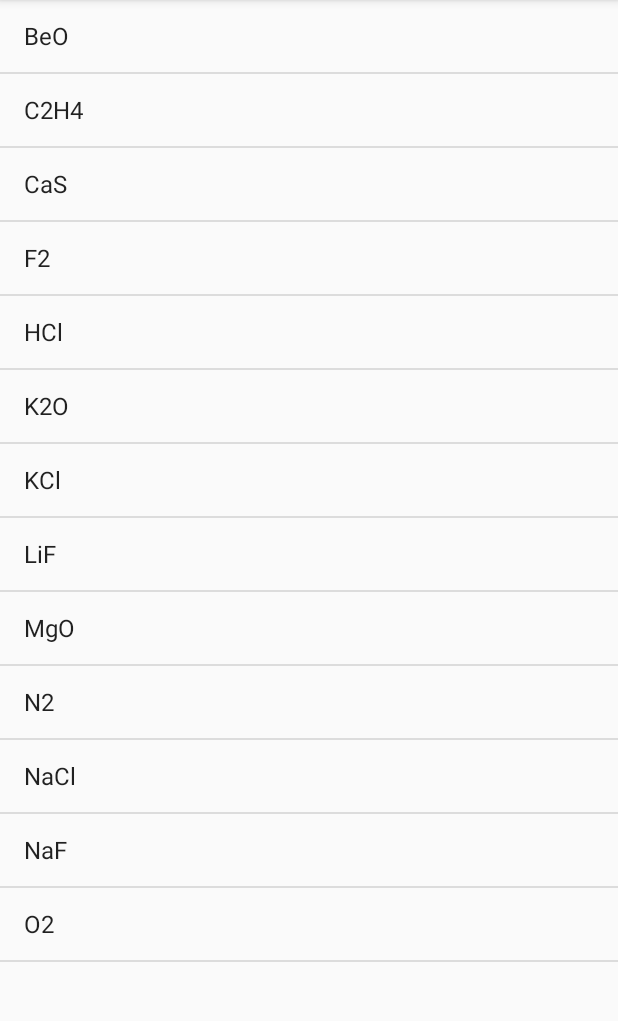
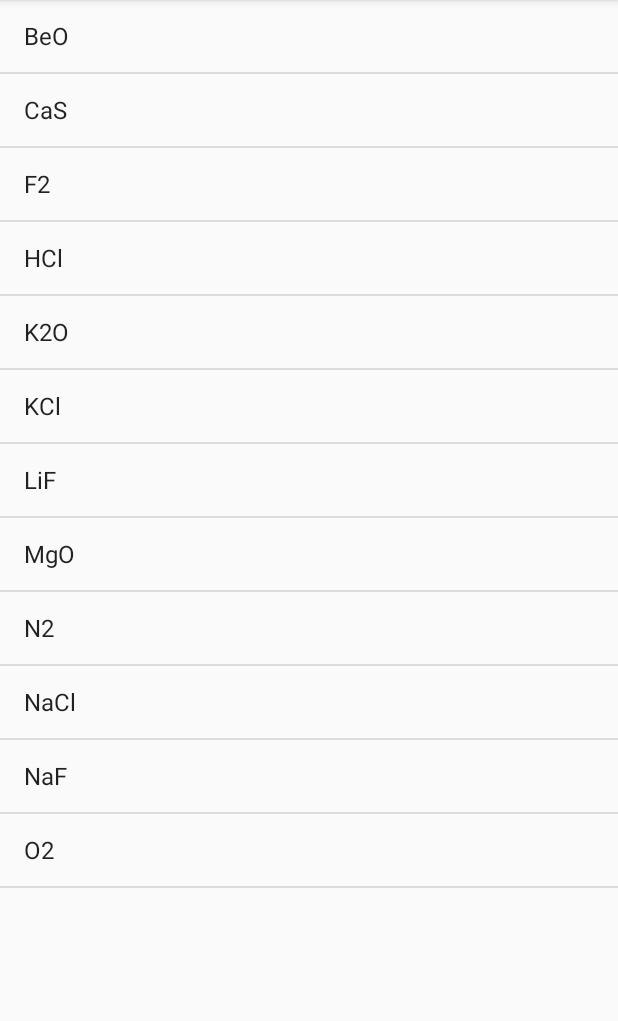
Before and after one commit to AishwaryaK07/ARChem, an Android app: the FirstActivity screen opened directly, with no data from a screen before it, on a phone screen of 412 x 824 dp, the part 84-1105 px from its top. Run offline under Robolectric (Android 15) with nearby library versions, the phone set to English and light mode, and no system bars; libraries missing offline, so code that uses them is left out: com.google.ar.sceneform.

Commit message:
Done: UI, TODO: electron transfer

```diff
--- a/app/build.gradle
+++ b/app/build.gradle
@@ -32,6 +32,7 @@ dependencies {
     //implementation 'com.android.support:appcompat-v7:28.0.0-alpha1'
     implementation 'com.android.support:appcompat-v7:28.0.0'
     implementation 'com.android.support.constraint:constraint-layout:1.1.3'
+    implementation 'com.android.support:support-v4:28.0.0'
     testImplementation 'junit:junit:4.12'
     androidTestImplementation 'com.android.support.test:runner:1.0.2'
     androidTestImplementation 'com.android.support.test.espresso:espresso-core:3.0.2'
--- a/app/src/main/java/archem/entities/Bond.java
+++ b/app/src/main/java/archem/entities/Bond.java
@@ -120,7 +120,7 @@ class IonicBond extends Bond {
 
     @Override
     public String toString() {
-        return "IonicBond{" +
+        return "IonicBondFrag{" +
                 "atoms=" + Arrays.toString(atoms) +
                 ", electron_transfer=" + Arrays.toString(electron_transfer) +
                 '}';
--- a/app/src/main/java/archem/entities/MoleculeCollection.java
+++ b/app/src/main/java/archem/entities/MoleculeCollection.java
@@ -80,7 +80,7 @@ public class MoleculeCollection
                 }
         ));
 
-        addMolecule(new Molecule("C2H4",
+       /* addMolecule(new Molecule("C2H4",
                 new Atom[]{
                         getAtom("H", -67, -7,42,12),
                         getAtom("H", 67, -7,45,12),
@@ -96,7 +96,7 @@ public class MoleculeCollection
                         new ValenceBond(new int[]{3, 5}, 1, 0, 0),
                         new ValenceBond(new int[]{4, 5}, 2, 0, 0)
                 }
-        ));
+        ));  */
 
         addMolecule(new Molecule("KCl",
                 new Atom[]{
@@ -120,7 +120,7 @@ public class MoleculeCollection
 
         addMolecule(new Molecule("BeO",
                 new Atom[]{
-                        getAtom("Be", -85, 0,-40,0),
+                        getAtom("Be", -85, 0,-30,0),
                         getAtom("O", 65, 0,40,0)
                 },
                 new Bond[]{
@@ -141,7 +141,7 @@ public class MoleculeCollection
 
         addMolecule(new Molecule("LiF",
                 new Atom[]{
-                        getAtom("Li", -65, 0,-30,0),
+                        getAtom("Li", -65, 0,-20,0),
                         getAtom("F", 65, 0,40,0)
                 },
                 new Bond[]{
@@ -161,8 +161,8 @@ public class MoleculeCollection
 
         addMolecule(new Molecule("K2O",
                 new Atom[]{
-                        getAtom("K", -85, 0,-30,0),
-                        getAtom("K", 85, 0,30,0),
+                        getAtom("K", -85, 0,-70,0),
+                        getAtom("K", 85, 0,70,0),
                         getAtom("O", 0, 0,1,0)
                 },
                 new Bond[]{
@@ -174,7 +174,7 @@ public class MoleculeCollection
 
         addMolecule(new Molecule("CaS",
                 new Atom[]{
-                        getAtom("Ca", -85, 0,-30,0),
+                        getAtom("Ca", -85, 0,-40,0),
                         getAtom("S", 65, 0,30,0)
                 },
                 new Bond[]{
--- a/app/src/main/res/values/styles.xml
+++ b/app/src/main/res/values/styles.xml
@@ -12,4 +12,13 @@
         <item name="android:windowBackground">@drawable/background_splashscreen</item>
     </style>
 
+    <style name="AppTheme.NoActionBar">
+        <item name="windowActionBar">false</item>
+        <item name="windowNoTitle">true</item>
+    </style>
+
+    <style name="AppTheme.AppBarOverlay" parent="ThemeOverlay.AppCompat.Dark.ActionBar" />
+
+    <style name="AppTheme.PopupOverlay" parent="ThemeOverlay.AppCompat.Light" />
+
 </resources>
```
Also changed, not shown: app/src/main/AndroidManifest.xml (+6 -4 lines), app/src/main/res/values/strings.xml (+9 -0 lines).
